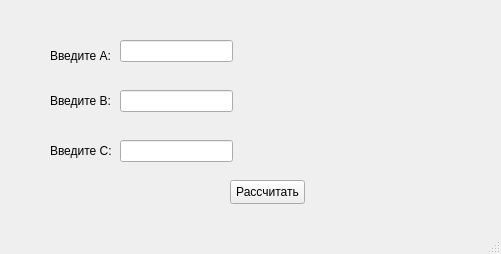
Qt form mainwindow.ui (Alex-Alex-A/C-Graphic) before a commit.
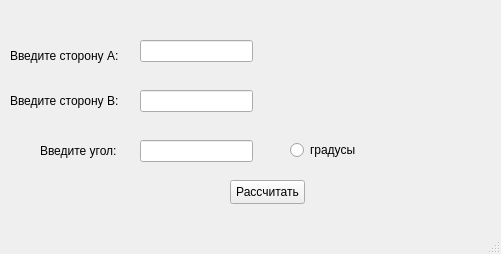
The same form after that commit.

Diff of the .ui file:
```diff
--- a/mainwindow.ui
+++ b/mainwindow.ui
@@ -17,20 +17,20 @@
    <widget class="QLabel" name="label">
     <property name="geometry">
      <rect>
-      <x>50</x>
+      <x>10</x>
       <y>40</y>
-      <width>71</width>
+      <width>111</width>
       <height>31</height>
      </rect>
     </property>
     <property name="text">
-     <string>Введите A:</string>
+     <string>Введите сторону A:</string>
     </property>
    </widget>
    <widget class="QLineEdit" name="lineEdit">
     <property name="geometry">
      <rect>
-      <x>120</x>
+      <x>140</x>
       <y>40</y>
       <width>113</width>
       <height>22</height>
@@ -40,33 +40,33 @@
    <widget class="QLabel" name="label_2">
     <property name="geometry">
      <rect>
-      <x>50</x>
+      <x>10</x>
       <y>90</y>
-      <width>61</width>
+      <width>111</width>
       <height>21</height>
      </rect>
     </property>
     <property name="text">
-     <string>Введите B:</string>
+     <string>Введите сторону B:</string>
     </property>
    </widget>
    <widget class="QLabel" name="label_3">
     <property name="geometry">
      <rect>
-      <x>50</x>
+      <x>40</x>
       <y>140</y>
-      <width>61</width>
+      <width>81</width>
       <height>21</height>
      </rect>
     </property>
     <property name="text">
-     <string>Введите C:</string>
+     <string>Введите угол:</string>
     </property>
    </widget>
    <widget class="QLineEdit" name="lineEdit_2">
     <property name="geometry">
      <rect>
-      <x>120</x>
+      <x>140</x>
       <y>90</y>
       <width>113</width>
       <height>22</height>
@@ -76,7 +76,7 @@
    <widget class="QLineEdit" name="lineEdit_3">
     <property name="geometry">
      <rect>
-      <x>120</x>
+      <x>140</x>
       <y>140</y>
       <width>113</width>
       <height>22</height>
@@ -96,6 +96,19 @@
      <string>Рассчитать</string>
     </property>
    </widget>
+   <widget class="QRadioButton" name="radioButton">
+    <property name="geometry">
+     <rect>
+      <x>290</x>
+      <y>140</y>
+      <width>89</width>
+      <height>20</height>
+     </rect>
+    </property>
+    <property name="text">
+     <string>градусы</string>
+    </property>
+   </widget>
   </widget>
   <widget class="QMenuBar" name="menubar">
    <property name="geometry">
```
